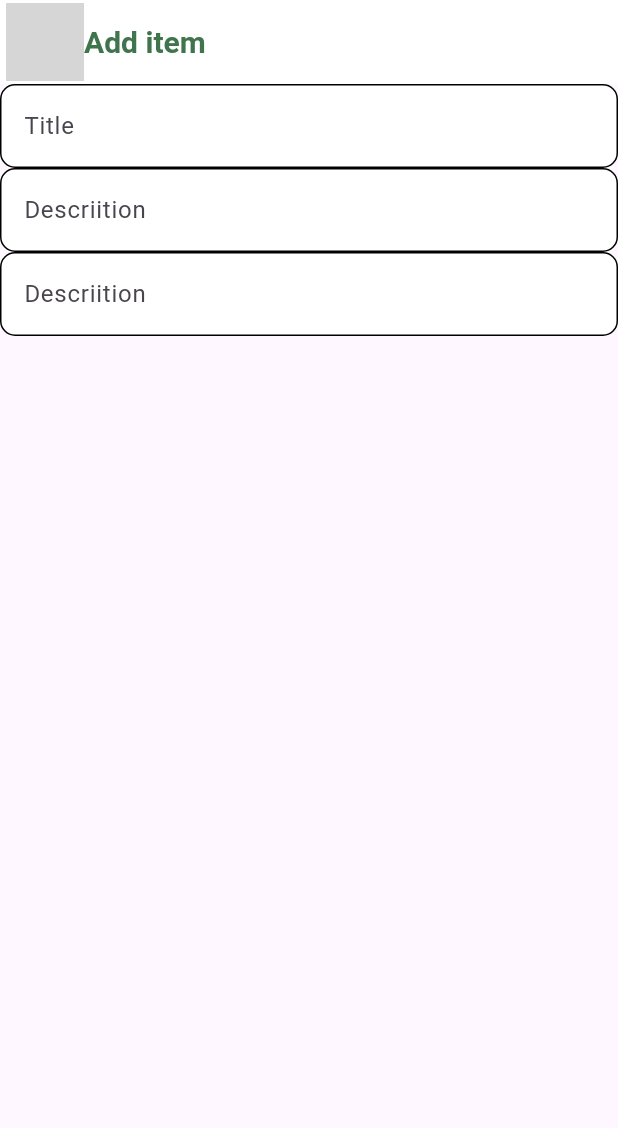
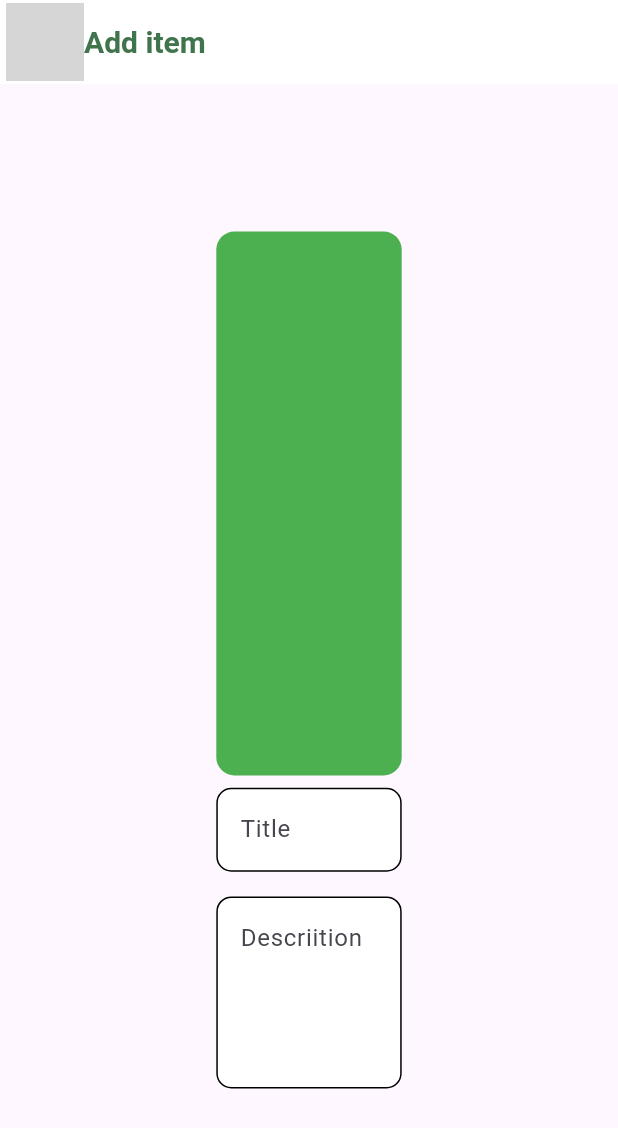
Before and after one commit to Hashimkhann1/plant_shop, a Flutter app: the screen it shows after launch, on a phone screen of 412 x 824 dp. Shown: the top 1128 px of the screen. Run offline on Flutter 3.47's test engine with Material 3 defaults, Android fonts, the phone set to English and light mode, and no system bars; our stand-ins replace animated_text_kit, bloc, cloud_firestore, equatable, firebase_auth, firebase_core and 3 more; accounts and stored records are empty; generated files the repository leaves out were written again; grey boxes are pictures that could not be loaded.

Commit message:
working on ui and ui is almost completed

```diff
--- a/lib/view/add_item_view/add_item_view.dart
+++ b/lib/view/add_item_view/add_item_view.dart
@@ -8,6 +8,11 @@ class AddItemView extends StatelessWidget {
 
   @override
   Widget build(BuildContext context) {
+
+    final width = MediaQuery.of(context).size.width;
+    final height = MediaQuery.of(context).size.height;
+
+
     return Scaffold(
       appBar: AppBar(
         backgroundColor: AppColors.whiteColor,
@@ -25,13 +30,38 @@ class AddItemView extends StatelessWidget {
           ],
         ),
       ),
-      body: Column(
-        children: [
-          MyTextFormFeild(hintText: "Title"),
-          MyTextFormFeild(hintText: "Descriition"),
-          MyTextFormFeild(hintText: "Descriition"),
-        ],
+      body: Container(
+        alignment: Alignment.center,
+        decoration: BoxDecoration(
+
+        ),
+        child: Column(
+          mainAxisAlignment: MainAxisAlignment.center,
+          children: [
+
+            Container(
+              width: width * 0.3,
+              height: height * 0.44,
+              decoration: BoxDecoration(
+                color: Colors.green,
+                borderRadius: BorderRadius.circular(12)
+              ),
             ),
+
+            Container(
+              width: width * 0.3,
+              child: Column(
+                children: [
+                  SizedBox(height: height * 0.01,),
+                  MyTextFormFeild(hintText: "Title"),
+                  SizedBox(height: height * 0.02,),
+                  MyTextFormFeild(hintText: "Descriition",maxLines: 4,),
+                ],
+              ),
+            )
+          ],
+              ),
+      ),
     );
   }
 }
```
